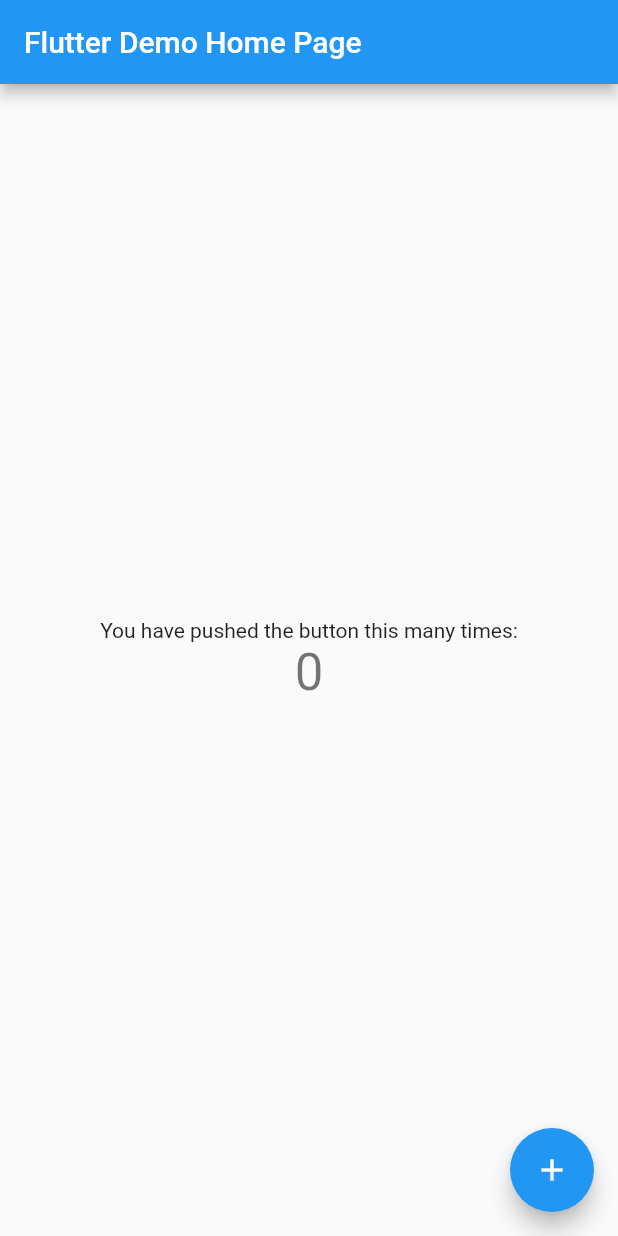
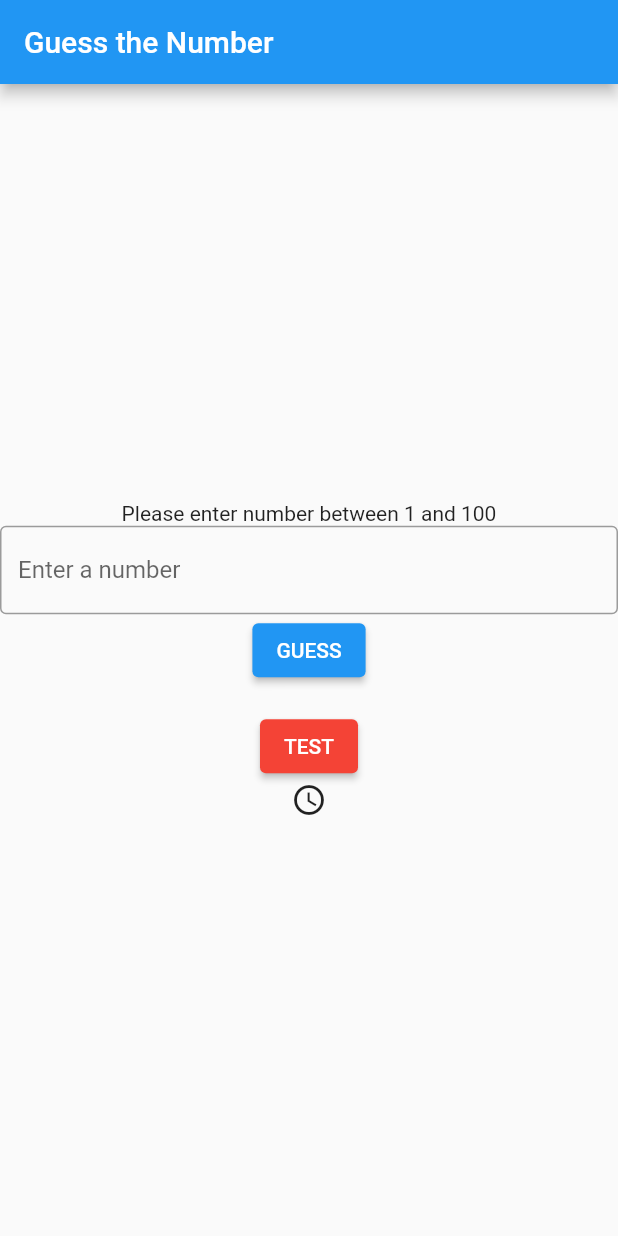
Before and after one commit to PhurichaN/guess_number, a Flutter app: the screen it shows after launch, on a phone screen of 412 x 824 dp. Run offline on Flutter 3.47's test engine with Material 2 defaults, Android fonts, the phone set to English and light mode, and no system bars.

Commit message:
add work

```diff
--- /dev/null
+++ b/lib/game1.dart
@@ -0,0 +1,39 @@
+import 'dart:math';
+
+enum Result {
+  tooHigh,
+  tooLow,
+  correct
+}
+
+class Game {
+  static const defaultMaxRandom = 100;
+  int? _answer;
+  int _guessCount = 0;
+  static final List<int> guessCountList = [];
+
+  Game({int maxRandom = defaultMaxRandom}) {
+    var r = Random();
+    _answer = r.nextInt(maxRandom) + 1;
+    print('The answer is $_answer');
+  }
+
+  int get guessCount {
+    return _guessCount;
+  }
+
+  void addCountList() {
+    guessCountList.add(_guessCount);
+  }
+
+  Result doGuess(int num) {
+    _guessCount++;
+    if (num > _answer!) {
+      return Result.tooHigh;
+    } else if (num < _answer!) {
+      return Result.tooLow;
+    } else {
+      return Result.correct;
+    }
+  }
+}
--- a/lib/hello.dart
+++ b/lib/hello.dart
@@ -1,5 +1,5 @@
 import 'dart:io';
-import 'package:gast_number/game.dart';
+import 'package:guess_number/game.dart';
 //import 'dart:math';
 //UX --> User Experience
 void main(){
@@ -85,7 +85,7 @@ void main(){
   while(time==0);
 
   var AllPlay = myList.length;
-  print("'you've play $AllPlay games");
+  print("you've play $AllPlay games");
 
   for (var i = 0; i < myList.length; i++) {
     var Allguess = myList[i];
--- a/lib/main.dart
+++ b/lib/main.dart
@@ -1,4 +1,5 @@
 import 'package:flutter/material.dart';
+import 'package:guess_number/page/game_page.dart';
 
 void main() {
   runApp(const MyApp());
@@ -7,39 +8,18 @@ void main() {
 class MyApp extends StatelessWidget {
   const MyApp({Key? key}) : super(key: key);
 
-  // This widget is the root of your application.
   @override
   Widget build(BuildContext context) {
     return MaterialApp(
       title: 'Flutter Demo',
-      theme: ThemeData(
-        // This is the theme of your application.
-        //
-        // Try running your application with "flutter run". You'll see the
-        // application has a blue toolbar. Then, without quitting the app, try
-        // changing the primarySwatch below to Colors.green and then invoke
-        // "hot reload" (press "r" in the console where you ran "flutter run",
-        // or simply save your changes to "hot reload" in a Flutter IDE).
-        // Notice that the counter didn't reset back to zero; the application
-        // is not restarted.
-        primarySwatch: Colors.blue,
-      ),
-      home: const MyHomePage(title: 'Flutter Demo Home Page'),
+      theme: ThemeData(primarySwatch: Colors.blue),
+      home: GamePage(),
     );
   }
 }
 
-class MyHomePage extends StatefulWidget {
+/*class MyHomePage extends StatefulWidget {
   const MyHomePage({Key? key, required this.title}) : super(key: key);
-
-  // This widget is the home page of your application. It is stateful, meaning
-  // that it has a State object (defined below) that contains fields that affect
-  // how it looks.
-
-  // This class is the configuration for the state. It holds the values (in this
-  // case the title) provided by the parent (in this case the App widget) and
-  // used by the build method of the State. Fields in a Widget subclass are
-  // always marked "final".
 
   final String title;
 
@@ -52,47 +32,18 @@ class _MyHomePageState extends State<MyHomePage> {
 
   void _incrementCounter() {
     setState(() {
-      // This call to setState tells the Flutter framework that something has
-      // changed in this State, which causes it to rerun the build method below
-      // so that the display can reflect the updated values. If we changed
-      // _counter without calling setState(), then the build method would not be
-      // called again, and so nothing would appear to happen.
       _counter++;
     });
   }
 
   @override
   Widget build(BuildContext context) {
-    // This method is rerun every time setState is called, for instance as done
-    // by the _incrementCounter method above.
-    //
-    // The Flutter framework has been optimized to make rerunning build methods
-    // fast, so that you can just rebuild anything that needs updating rather
-    // than having to individually change instances of widgets.
     return Scaffold(
       appBar: AppBar(
-        // Here we take the value from the MyHomePage object that was created by
-        // the App.build method, and use it to set our appbar title.
         title: Text(widget.title),
       ),
       body: Center(
-        // Center is a layout widget. It takes a single child and positions it
-        // in the middle of the parent.
         child: Column(
-          // Column is also a layout widget. It takes a list of children and
-          // arranges them vertically. By default, it sizes itself to fit its
-          // children horizontally, and tries to be as tall as its parent.
-          //
-          // Invoke "debug painting" (press "p" in the console, choose the
-          // "Toggle Debug Paint" action from the Flutter Inspector in Android
-          // Studio, or the "Toggle Debug Paint" command in Visual Studio Code)
-          // to see the wireframe for each widget.
-          //
-          // Column has various properties to control how it sizes itself and
-          // how it positions its children. Here we use mainAxisAlignment to
-          // center the children vertically; the main axis here is the vertical
-          // axis because Columns are vertical (the cross axis would be
-          // horizontal).
           mainAxisAlignment: MainAxisAlignment.center,
           children: <Widget>[
             const Text(
@@ -113,3 +64,4 @@ class _MyHomePageState extends State<MyHomePage> {
     );
   }
 }
+*/
--- /dev/null
+++ b/lib/page/game_page.dart
@@ -0,0 +1,98 @@
+import 'package:flutter/material.dart';
+import 'package:guess_number/game1.dart';
+
+class GamePage extends StatefulWidget {
+  @override
+  State<GamePage> createState() => _GamePageState();
+}
+
+//--------------------------------------------------//
+class _GamePageState extends State<GamePage> {
+  final _controller = TextEditingController();
+  final _game = Game();
+
+  // state variable
+  var _feedbackText = '';
+  var _showTestButton = false;
+
+//------------------------
+  void handleClickGuess() {
+    setState(() {
+      _showTestButton = !_showTestButton;
+    });
+
+    print('Button click');
+    print(_controller.text);
+    var guess = int.tryParse(_controller.text);
+    if (guess == null) {
+      // แจ้ง error
+      print('Input error');
+      setState(() {
+        //call method build again!
+        _feedbackText = 'Input error, please try again';
+      });
+    } else {
+      var result = _game.doGuess(guess);
+      if (result == Result.tooHigh) {
+        // ทายมากไป
+        print('Too high');
+        setState(() {
+          _feedbackText = 'Too high, please try again';
+        });
+      } else if (result == Result.tooLow) {
+        // ทายน้อยไป
+        print('Too low');
+        setState(() {
+          _feedbackText = 'Too low, please try again';
+        });
+      } else {
+        // ทายถูก
+        print('Correct');
+        setState(() {
+          _feedbackText = 'Good job!';
+        });
+      }
+    }
+  }
+
+//---------------------------------
+  @override
+  Widget build(BuildContext context) {
+    return Scaffold(
+      appBar: AppBar(
+        title: const Text('Guess the Number'),
+      ),
+      body: Center(
+        child: Column(
+          mainAxisAlignment: MainAxisAlignment.center,
+          children: [
+            const Text('Please enter number between 1 and 100'),
+            TextField(
+              controller: _controller,
+              decoration: const InputDecoration(
+                border: OutlineInputBorder(),
+                hintText: 'Enter a number',
+              ),
+            ),
+            // Callback function
+            ElevatedButton(
+              onPressed: handleClickGuess,
+              child: const Text('GUESS'),
+            ),
+            Text(_feedbackText),
+
+
+            ElevatedButton(
+              style: OutlinedButton.styleFrom(
+                backgroundColor: _showTestButton ? Colors.green : Colors.red,
+              ),
+              onPressed: (){},
+              child: Text('TEST'),
+            ),
+            Icon(_showTestButton ? Icons.print :Icons.access_time),
+          ],
+        ),
+      ),
+    );
+  }
+}
```
